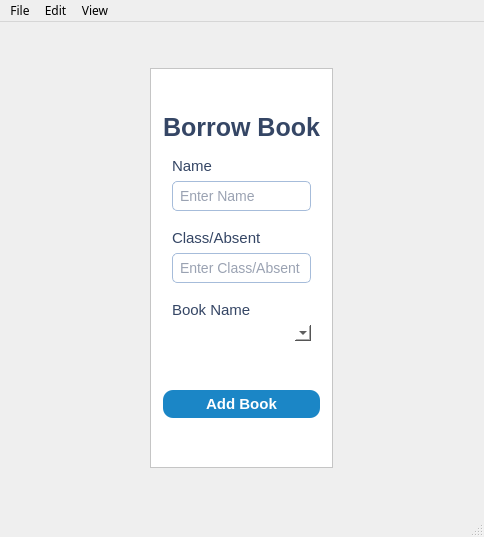
First picture: the form in src/ui/borrowBookPopUpWindow.ui, repository NicholasFeltrin/Bitary, before the edit.
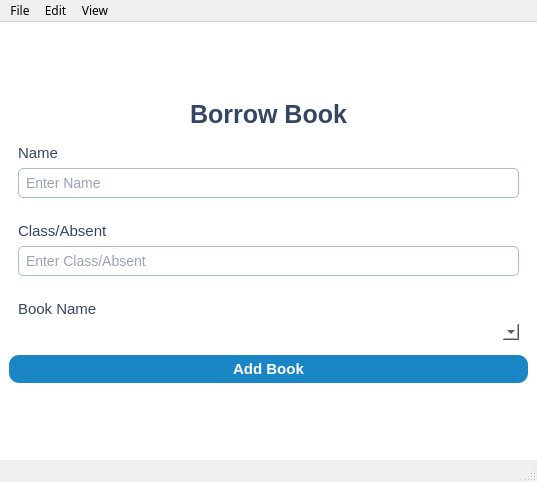
Second picture: the form after the edit. Icons and pictures are not drawn.

Commit message: responsive window

The edit to the form file:
```diff
--- a/src/ui/borrowBookPopUpWindow.ui
+++ b/src/ui/borrowBookPopUpWindow.ui
@@ -6,10 +6,16 @@
    <rect>
     <x>0</x>
     <y>0</y>
-    <width>484</width>
-    <height>537</height>
+    <width>537</width>
+    <height>482</height>
    </rect>
   </property>
+  <property name="minimumSize">
+   <size>
+    <width>0</width>
+    <height>482</height>
+   </size>
+  </property>
   <property name="font">
    <font>
     <family>PT Serif Caption</family>
@@ -42,19 +48,16 @@
      <widget class="QWidget" name="widget" native="true">
       <property name="minimumSize">
        <size>
-        <width>181</width>
-        <height>371</height>
+        <width>291</width>
+        <height>401</height>
        </size>
       </property>
       <property name="styleSheet">
        <string notr="true">background-color:grey;</string>
       </property>
-      <layout class="QVBoxLayout" name="verticalLayout" stretch="0">
+      <layout class="QVBoxLayout" name="verticalLayout_3">
        <property name="spacing">
-        <number>18</number>
-       </property>
-       <property name="sizeConstraint">
-        <enum>QLayout::SetFixedSize</enum>
+        <number>0</number>
        </property>
        <property name="leftMargin">
         <number>0</number>
@@ -69,15 +72,10 @@
         <number>0</number>
        </property>
        <item>
-        <widget class="QFrame" name="frame">
-         <property name="minimumSize">
-          <size>
-           <width>181</width>
-           <height>0</height>
-          </size>
-         </property>
+        <widget class="QFrame" name="frame_2">
          <property name="styleSheet">
-          <string notr="true">background-color:white;</string>
+          <string notr="true">border:none; 
+ background-color:white</string>
          </property>
          <property name="frameShape">
           <enum>QFrame::StyledPanel</enum>
@@ -85,24 +83,22 @@
          <property name="frameShadow">
           <enum>QFrame::Raised</enum>
          </property>
-         <layout class="QVBoxLayout" name="verticalLayout_2" stretch="0,0,0,0,0,0">
-          <property name="sizeConstraint">
-           <enum>QLayout::SetMinimumSize</enum>
-          </property>
-          <property name="leftMargin">
-           <number>12</number>
-          </property>
-          <property name="topMargin">
-           <number>44</number>
-          </property>
-          <property name="rightMargin">
-           <number>12</number>
-          </property>
-          <property name="bottomMargin">
-           <number>49</number>
-          </property>
+         <layout class="QVBoxLayout" name="verticalLayout_10">
           <item>
-           <widget class="QLabel" name="BITARY_2">
+           <spacer name="verticalSpacer_4">
+            <property name="orientation">
+             <enum>Qt::Vertical</enum>
+            </property>
+            <property name="sizeHint" stdset="0">
+             <size>
+              <width>20</width>
+              <height>40</height>
+             </size>
+            </property>
+           </spacer>
+          </item>
+          <item>
+           <widget class="QLabel" name="BITARY_3">
             <property name="font">
              <font>
               <family>Arial</family>
@@ -125,10 +121,10 @@
            </widget>
           </item>
           <item>
-           <widget class="QFrame" name="frame_5">
+           <widget class="QFrame" name="frame_3">
             <property name="styleSheet">
-             <string notr="true">background-color:white;
-border:none</string>
+             <string notr="true">border:none; 
+ background-color:white</string>
             </property>
             <property name="frameShape">
              <enum>QFrame::StyledPanel</enum>
@@ -136,10 +132,7 @@
             <property name="frameShadow">
              <enum>QFrame::Raised</enum>
             </property>
-            <layout class="QVBoxLayout" name="verticalLayout_6">
-             <property name="bottomMargin">
-              <number>3</number>
-             </property>
+            <layout class="QVBoxLayout" name="verticalLayout_4">
              <item>
               <widget class="QLabel" name="Name_3">
                <property name="font">
@@ -184,10 +177,10 @@
            </widget>
           </item>
           <item>
-           <widget class="QFrame" name="frame_6">
+           <widget class="QFrame" name="frame_4">
             <property name="styleSheet">
-             <string notr="true">background-color:white;
-border:none</string>
+             <string notr="true">border:none; 
+ background-color:white</string>
             </property>
             <property name="frameShape">
              <enum>QFrame::StyledPanel</enum>
@@ -195,10 +188,7 @@
             <property name="frameShadow">
              <enum>QFrame::Raised</enum>
             </property>
-            <layout class="QVBoxLayout" name="verticalLayout_7">
-             <property name="bottomMargin">
-              <number>3</number>
-             </property>
+            <layout class="QVBoxLayout" name="verticalLayout_5">
              <item>
               <widget class="QLabel" name="Name_4">
                <property name="font">
@@ -243,10 +233,10 @@
            </widget>
           </item>
           <item>
-           <widget class="QFrame" name="frame_7">
+           <widget class="QFrame" name="frame_8">
             <property name="styleSheet">
-             <string notr="true">background-color:white;
-border:none</string>
+             <string notr="true">border:none; 
+ background-color:white</string>
             </property>
             <property name="frameShape">
              <enum>QFrame::StyledPanel</enum>
@@ -254,10 +244,7 @@
             <property name="frameShadow">
              <enum>QFrame::Raised</enum>
             </property>
-            <layout class="QVBoxLayout" name="verticalLayout_8">
-             <property name="bottomMargin">
-              <number>3</number>
-             </property>
+            <layout class="QVBoxLayout" name="verticalLayout_9">
              <item>
               <widget class="QLabel" name="Name_5">
                <property name="font">
@@ -285,23 +272,7 @@
            </widget>
           </item>
           <item>
-           <spacer name="verticalSpacer">
-            <property name="orientation">
-             <enum>Qt::Vertical</enum>
-            </property>
-            <property name="sizeType">
-             <enum>QSizePolicy::Expanding</enum>
-            </property>
-            <property name="sizeHint" stdset="0">
-             <size>
-              <width>20</width>
-              <height>40</height>
-             </size>
-            </property>
-           </spacer>
-          </item>
-          <item>
-           <widget class="QPushButton" name="addBook">
+           <widget class="QPushButton" name="addBook_2">
             <property name="font">
              <font>
               <family>Arial</family>
@@ -327,6 +298,19 @@
             </property>
            </widget>
           </item>
+          <item>
+           <spacer name="verticalSpacer_3">
+            <property name="orientation">
+             <enum>Qt::Vertical</enum>
+            </property>
+            <property name="sizeHint" stdset="0">
+             <size>
+              <width>20</width>
+              <height>40</height>
+             </size>
+            </property>
+           </spacer>
+          </item>
          </layout>
         </widget>
        </item>
@@ -341,7 +325,7 @@
     <rect>
      <x>0</x>
      <y>0</y>
-     <width>484</width>
+     <width>537</width>
      <height>24</height>
     </rect>
    </property>
```
Left out of the diff: 16 changed lines with no effect on the pictures. The commit also changes 2 other files.
